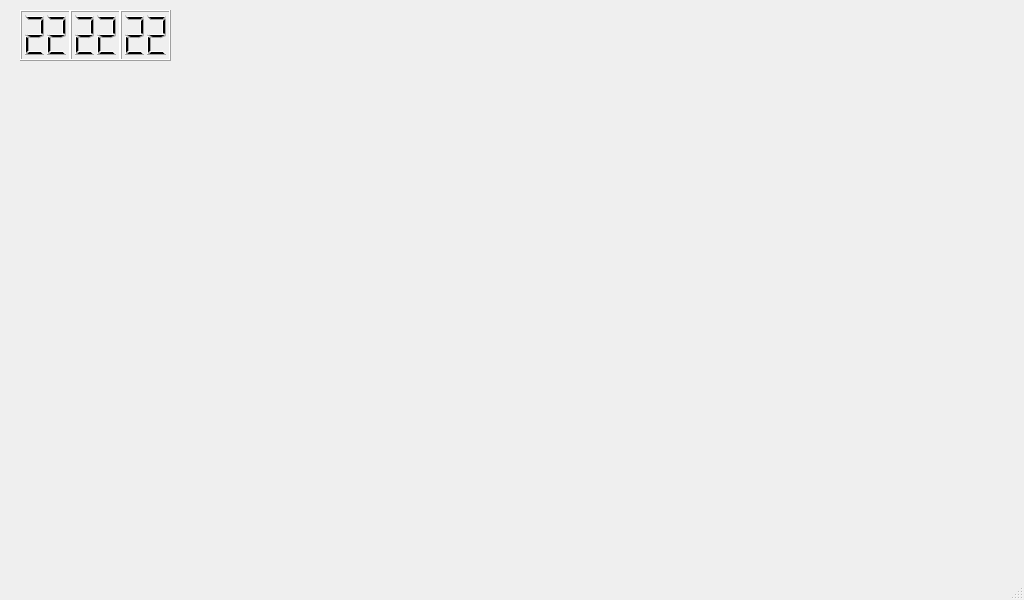
Above: MultiFauxtionalDashboard/mainwindow.ui from SPUKeenan/MultiFauxionalDashboard before the change. Below: the same form after it.
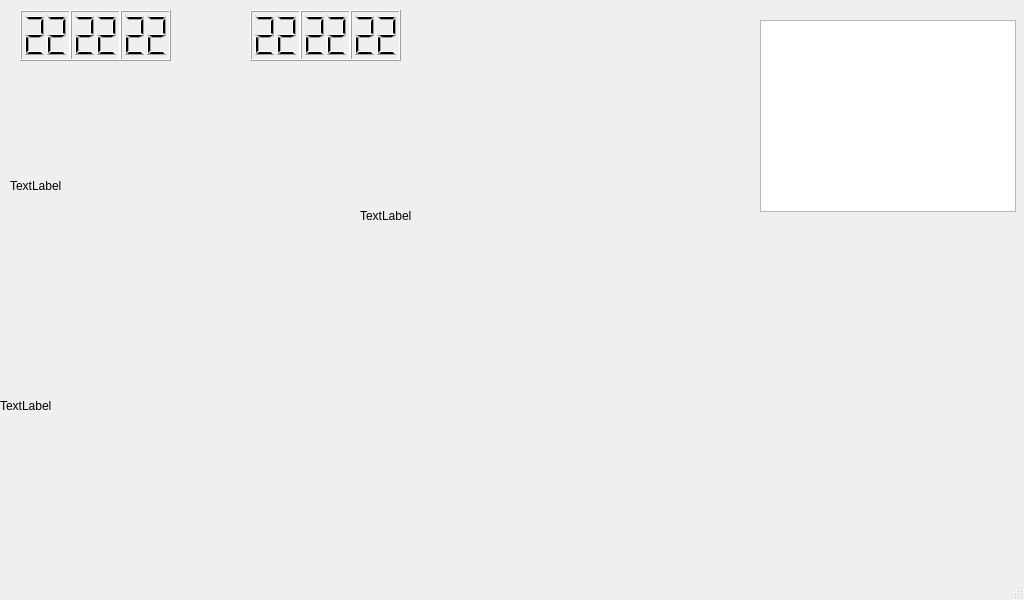
That is the form after the change.

The edit to the form file:
```diff
--- a/MultiFauxtionalDashboard/mainwindow.ui
+++ b/MultiFauxtionalDashboard/mainwindow.ui
@@ -71,6 +71,112 @@
      <double>22.000000000000000</double>
     </property>
    </widget>
+   <widget class="QLabel" name="imageDownload">
+    <property name="geometry">
+     <rect>
+      <x>10</x>
+      <y>70</y>
+      <width>301</width>
+      <height>231</height>
+     </rect>
+    </property>
+    <property name="text">
+     <string>TextLabel</string>
+    </property>
+   </widget>
+   <widget class="QLabel" name="Weather">
+    <property name="geometry">
+     <rect>
+      <x>0</x>
+      <y>290</y>
+      <width>301</width>
+      <height>231</height>
+     </rect>
+    </property>
+    <property name="text">
+     <string>TextLabel</string>
+    </property>
+   </widget>
+   <widget class="QLCDNumber" name="worldHourLCD">
+    <property name="geometry">
+     <rect>
+      <x>250</x>
+      <y>10</y>
+      <width>51</width>
+      <height>51</height>
+     </rect>
+    </property>
+    <property name="digitCount">
+     <number>2</number>
+    </property>
+    <property name="segmentStyle">
+     <enum>QLCDNumber::Filled</enum>
+    </property>
+    <property name="value" stdset="0">
+     <double>22.000000000000000</double>
+    </property>
+   </widget>
+   <widget class="QLCDNumber" name="worldMinuteLCD">
+    <property name="geometry">
+     <rect>
+      <x>300</x>
+      <y>10</y>
+      <width>51</width>
+      <height>51</height>
+     </rect>
+    </property>
+    <property name="digitCount">
+     <number>2</number>
+    </property>
+    <property name="segmentStyle">
+     <enum>QLCDNumber::Filled</enum>
+    </property>
+    <property name="value" stdset="0">
+     <double>22.000000000000000</double>
+    </property>
+   </widget>
+   <widget class="QLCDNumber" name="worldSecondLCD">
+    <property name="geometry">
+     <rect>
+      <x>350</x>
+      <y>10</y>
+      <width>51</width>
+      <height>51</height>
+     </rect>
+    </property>
+    <property name="digitCount">
+     <number>2</number>
+    </property>
+    <property name="segmentStyle">
+     <enum>QLCDNumber::Filled</enum>
+    </property>
+    <property name="value" stdset="0">
+     <double>22.000000000000000</double>
+    </property>
+   </widget>
+   <widget class="QLabel" name="Map">
+    <property name="geometry">
+     <rect>
+      <x>360</x>
+      <y>100</y>
+      <width>301</width>
+      <height>231</height>
+     </rect>
+    </property>
+    <property name="text">
+     <string>TextLabel</string>
+    </property>
+   </widget>
+   <widget class="QTableView" name="ToDoList">
+    <property name="geometry">
+     <rect>
+      <x>760</x>
+      <y>20</y>
+      <width>256</width>
+      <height>192</height>
+     </rect>
+    </property>
+   </widget>
   </widget>
   <widget class="QMenuBar" name="menubar">
    <property name="geometry">
```
Left out of the diff: 6 changed lines with no effect on the pictures.
